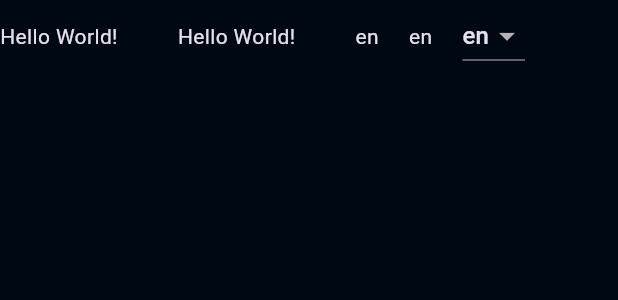
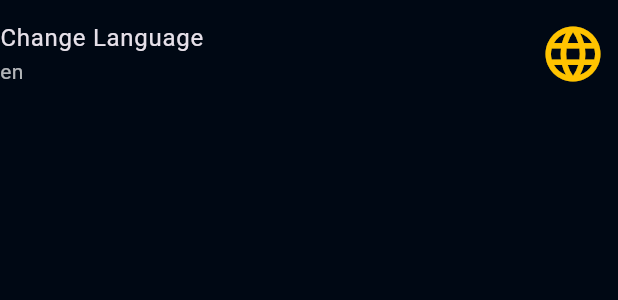
Before and after one commit to neurothrone/flutter-gasmatic, a Flutter app: the LanguageSwitcher widget shown alone on an empty page, opened directly, on a phone screen of 412 x 824 dp. Shown: the top 300 px of the screen. Run offline on Flutter 3.47's test engine with Material 3 defaults, Android fonts, the light colour scheme and no system bars; our stand-ins replace flutter_dotenv, flutter_riverpod, fpdart, isar, material_symbols_icons, shared_preferences; accounts and stored records are empty; generated files the repository leaves out were written again.

Commit message:
implement language switcher ui and feature

```diff
--- a/lib/src/features/settings/ui/widgets/preferences_section.dart
+++ b/lib/src/features/settings/ui/widgets/preferences_section.dart
@@ -6,6 +6,7 @@ import '../../../../core/constants/constants.dart';
 import '../../../../localization/data/localization_controller.dart';
 import '../../../../localization/data/localization_state.dart';
 import '../../../../localization/providers.dart';
+import '../../../../shared/widgets/widgets.dart';
 
 class PreferencesSection extends StatelessWidget {
   const PreferencesSection({super.key});
@@ -23,12 +24,6 @@ class PreferencesSection extends StatelessWidget {
           ),
         ),
         const Divider(height: 1),
-        // CustomListTile(
-        //   onPressed: () {},
-        //   title: "Change Language",
-        //   subtitle: "en-SE",
-        //   icon: Icons.language_rounded,
-        // ),
         const LanguageSwitcher(),
       ],
     );
@@ -40,6 +35,34 @@ class LanguageSwitcher extends ConsumerWidget {
 
   @override
   Widget build(BuildContext context, WidgetRef ref) {
+    final LocalizationState localizationState = ref.watch(
+      localizationStateProvider,
+    );
+
+    return CustomListTile(
+      onPressed: () {
+        showModalBottomSheet(
+          showDragHandle: true,
+          backgroundColor: AppConstants.darkestBlue,
+          elevation: AppDimensions.elevation,
+          context: context,
+          builder: (context) {
+            return const LanguageSwitcherSheet();
+          },
+        );
+      },
+      title: AppLocalizations.of(context).change_language_title,
+      subtitle: localizationState.currentLocale.toString(),
+      icon: Icons.language_rounded,
+    );
+  }
+}
+
+class LanguageSwitcherSheet extends ConsumerWidget {
+  const LanguageSwitcherSheet({super.key});
+
+  @override
+  Widget build(BuildContext context, WidgetRef ref) {
     final LocalizationController localizationController = ref.read(
       localizationStateProvider.notifier,
     );
@@ -47,41 +70,35 @@ class LanguageSwitcher extends ConsumerWidget {
       localizationStateProvider,
     );
 
-    return Row(
-      children: [
-        Text(AppLocalizations.of(context)!.helloWorld),
-        const SizedBox(width: AppSizes.s40),
-        Localizations.override(
-          context: context,
-          locale: localizationState.currentLocale,
-          child: Text(AppLocalizations.of(context)!.helloWorld),
-        ),
-        const SizedBox(width: AppSizes.s40),
-        Text(localizationState.currentLocale.toString()),
-        const SizedBox(width: AppSizes.s20),
-        Text(Localizations.localeOf(context).toString()),
-        const SizedBox(width: AppSizes.s20),
-        DropdownButton(
-          onChanged: (Locale? locale) {
-            if (locale != null) {
+    return Scaffold(
+      appBar: AppBar(
+        automaticallyImplyLeading: false,
+        backgroundColor: Colors.transparent,
+        centerTitle: true,
+        title: Text(AppLocalizations.of(context).change_language_title),
+      ),
+      body: ListView.separated(
+        itemCount: localizationController.supportedLocales.length,
+        itemBuilder: (context, index) {
+          final locale = localizationController.supportedLocales[index];
+
+          return ListTile(
+            onTap: () {
               localizationController.changeLocaleTo(locale);
-            }
-          },
-          value: Localizations.localeOf(context),
-          // value: localizationState.currentLocale,
-          // items: AppLocalizations.supportedLocales
-          items: localizationController.supportedLocales
-              .map(
-                (locale) => DropdownMenuItem(
-                  value: locale,
-                  child: Text(
-                    locale.toString(),
-                  ),
-                ),
-              )
-              .toList(),
-        ),
-      ],
+            },
+            title: Text(locale.toString()),
+            trailing: locale == localizationState.currentLocale
+                ? const Icon(
+                    Icons.check_circle_outline_rounded,
+                    color: AppConstants.darkGold,
+                  )
+                : null,
+          );
+        },
+        separatorBuilder: (BuildContext context, int index) {
+          return const Divider(height: AppSizes.s0, color: Colors.white30);
+        },
+      ),
     );
   }
 }
```
